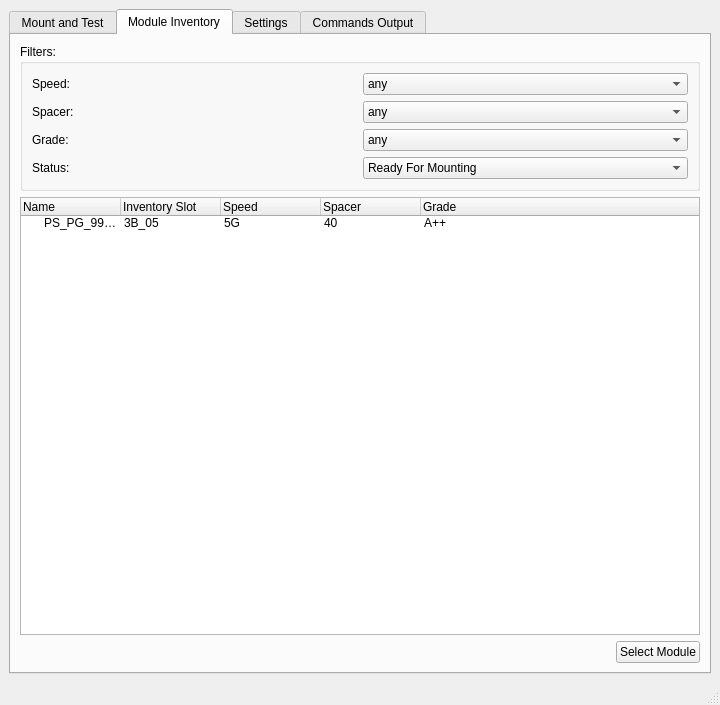
Old version of the form ui/integration.ui in the repository pisaoutertracker/integration_tools.
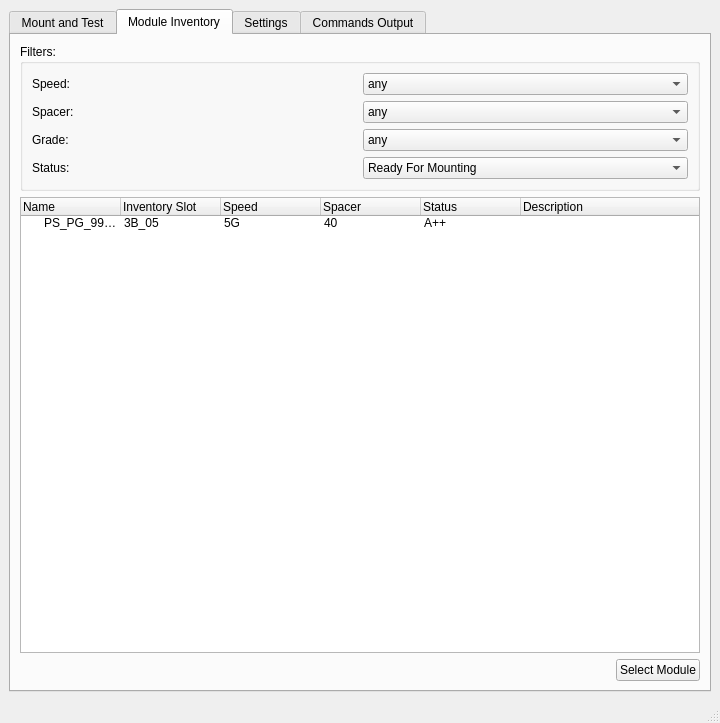
New version of the form. The open tabs and pages were chosen to show the change.

What changed in the file:
```diff
--- a/ui/integration.ui
+++ b/ui/integration.ui
@@ -7,7 +7,7 @@
     <x>0</x>
     <y>0</y>
     <width>720</width>
-    <height>705</height>
+    <height>723</height>
    </rect>
   </property>
   <property name="windowTitle">
@@ -765,7 +765,12 @@
           </column>
           <column>
            <property name="text">
-            <string>Grade</string>
+            <string>Status</string>
+           </property>
+          </column>
+          <column>
+           <property name="text">
+            <string>Description</string>
            </property>
           </column>
           <item>
```
Left out of the diff: 87 changed lines with no effect on the pictures.
